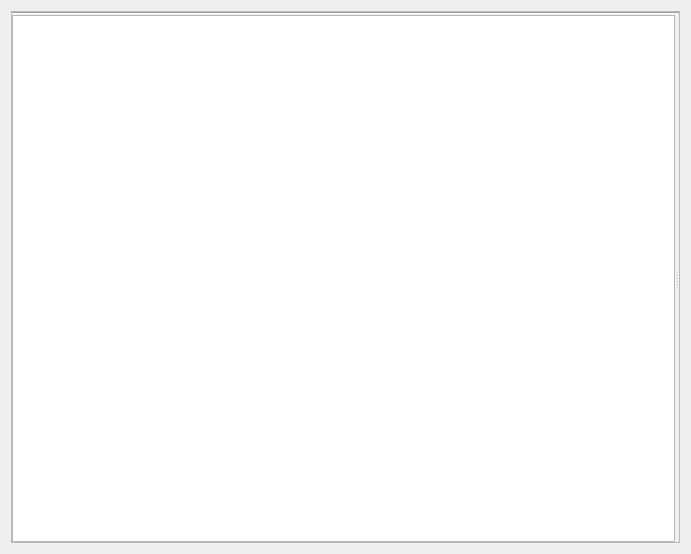
This is dev/Code/Sandbox/Editor/AzAssetBrowser/AzAssetBrowserWindow.ui in aws/lumberyard as Qt 5 draws it before an edit. The edited form follows.
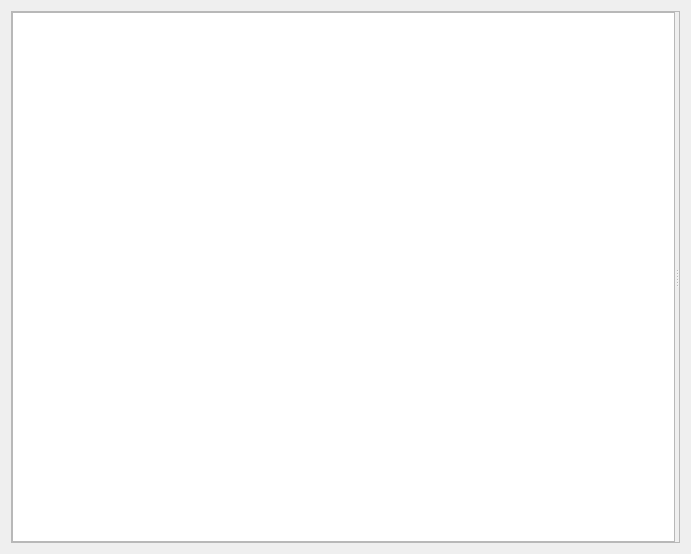
This is the edited form. Custom widgets are drawn as their Qt base class.

The edit to the form file:
```diff
--- a/dev/Code/Sandbox/Editor/AzAssetBrowser/AzAssetBrowserWindow.ui
+++ b/dev/Code/Sandbox/Editor/AzAssetBrowser/AzAssetBrowserWindow.ui
@@ -67,13 +67,6 @@
          </item>
         </layout>
        </item>
-       <item>
-        <widget class="Line" name="m_line">
-         <property name="orientation">
-          <enum>Qt::Horizontal</enum>
-         </property>
-        </widget>
-       </item>
        <item>
         <widget class="QSplitter" name="m_splitter">
          <property name="sizePolicy">
```
Left out of the diff: 2 changed lines with no effect on the pictures.
